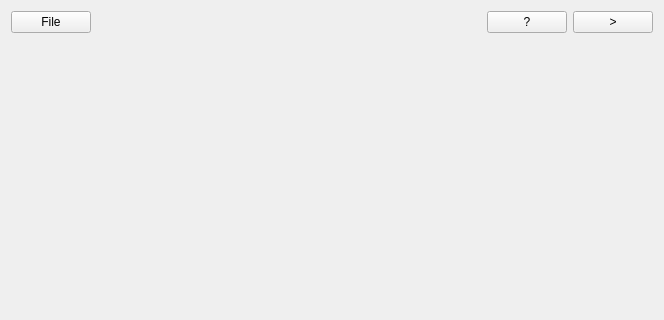
First picture: the form in terminal.ui, repository qiuzhiqian/terminal, before the edit; both pictures show x 0 to 664 and y 0 to 320 of the 664 by 462 pixel window.
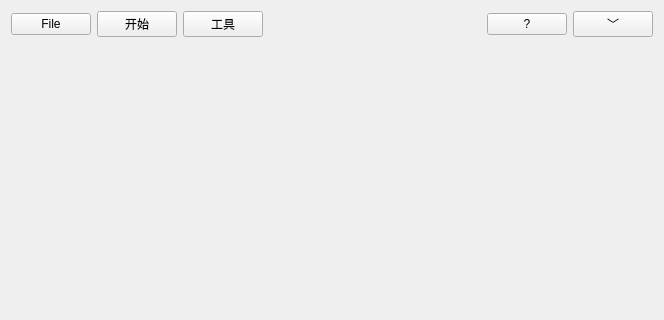
Second picture: the form after the edit.

What changed in the file:
```diff
--- a/terminal.ui
+++ b/terminal.ui
@@ -17,6 +17,9 @@
    <layout class="QVBoxLayout" name="verticalLayout" stretch="0,1">
     <item>
      <layout class="QVBoxLayout" name="hl_tool">
+      <property name="spacing">
+       <number>1</number>
+      </property>
       <item>
        <layout class="QHBoxLayout" name="hl_tool_up">
         <item>
@@ -26,6 +29,20 @@
           </property>
          </widget>
         </item>
+        <item>
+         <widget class="QPushButton" name="btn_extStart">
+          <property name="text">
+           <string>开始</string>
+          </property>
+         </widget>
+        </item>
+        <item>
+         <widget class="QPushButton" name="btn_exTool">
+          <property name="text">
+           <string>工具</string>
+          </property>
+         </widget>
+        </item>
         <item>
          <spacer name="horizontalSpacer">
           <property name="orientation">
@@ -49,7 +66,7 @@
         <item>
          <widget class="QPushButton" name="btn_tool">
           <property name="text">
-           <string>&gt;</string>
+           <string>﹀</string>
           </property>
          </widget>
         </item>
```
Left out of the diff: 2 changed lines with no effect on the pictures.
